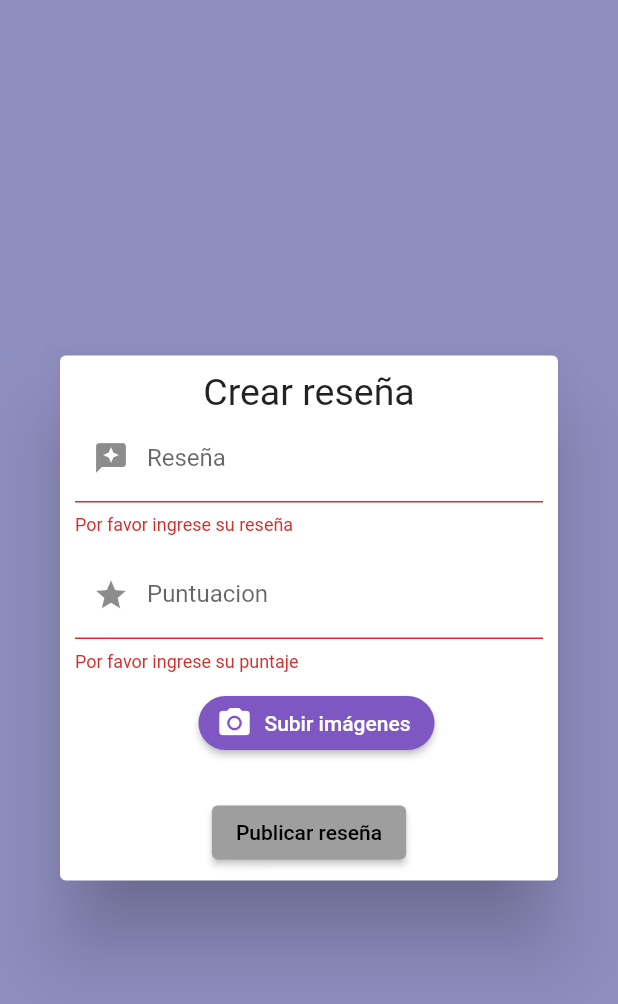
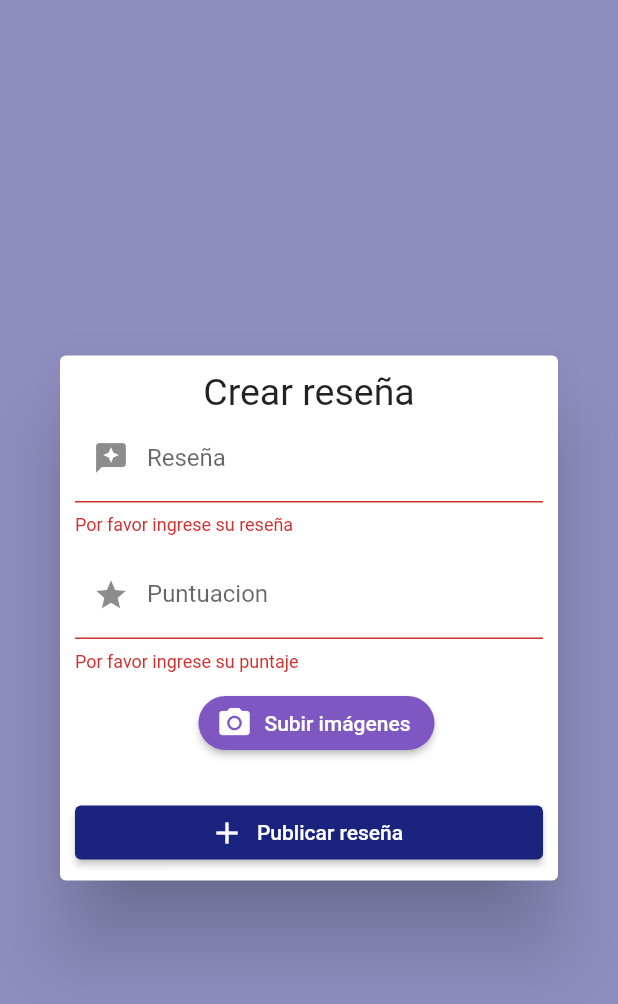
Before and after one commit to VirtualGuideUPC/VirtualGuideMobile, a Flutter app: the ReviewDialog widget shown alone on an empty page, opened directly with empty values, after a tap on "Publicar reseña", on a phone screen of 412 x 824 dp. Shown: the top 1004 px of the screen. Run offline on Flutter 3.47's test engine with Material 2 defaults, Android fonts, the phone set to English and light mode, and no system bars; our stand-ins replace carousel_pro, dio, geolocator, google_maps_flutter, image_picker, permission_handler and 2 more; accounts and stored records are empty.

Commit message:
L.M - Aesthetic changes

```diff
--- a/lib/ui/pages/review/review_dialog.dart
+++ b/lib/ui/pages/review/review_dialog.dart
@@ -182,11 +182,27 @@ class _ReviewDialog extends State<ReviewDialog> {
                     SizedBox(
                       height: 15,
                     ),
-                    ElevatedButton(
-                        onPressed: () {
-                          _saveForm(pref.getUserId().toString(), placesBloc);
-                        },
-                        child: Text("Publicar reseña"))
+                    Row(
+                      children: [
+                        Expanded(
+                          child: ElevatedButton.icon(
+                              style: ElevatedButton.styleFrom(
+                                  primary: Colors.indigo.shade900),
+                              onPressed: () {
+                                _saveForm(
+                                    pref.getUserId().toString(), placesBloc);
+                              },
+                              icon: Icon(
+                                Icons.add,
+                                color: Colors.white,
+                              ),
+                              label: Text(
+                                "Publicar reseña",
+                                style: TextStyle(color: Colors.white),
+                              )),
+                        )
+                      ],
+                    )
                   ],
                 ))
           ],
```
